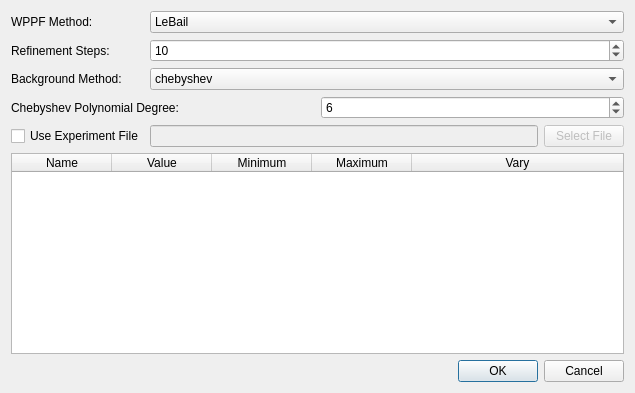
Qt form hexrd/ui/resources/ui/wppf_options_dialog.ui (HEXRD/hexrdgui) before a commit.
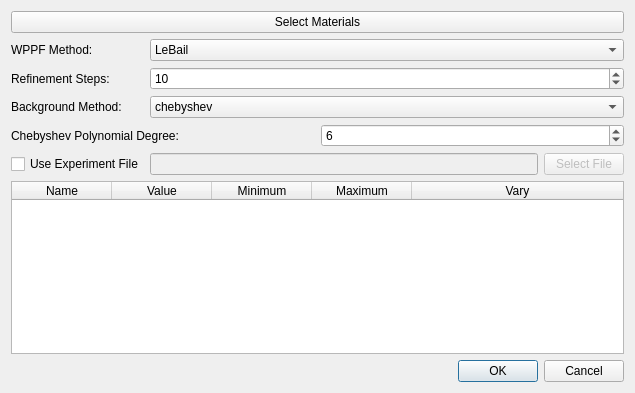
The same form after that commit.

Commit message:
Add ability to select materials for WPPF
This adds a button the WPPF options dialog that will pop up a dialog
where the user can select which materials to use for WPPF.

Only materials with powder overlays can be used. Materials that are
both visible and have powder overlays are selected by default. Materials
that have powder overlays but are not visible can be selected in the
dialog.

These materials then get passed on to WPPF. Previously, only the currently
selected material was passed to WPPF. Multiple materials can now be passed.

Patch:
```diff
--- a/hexrd/ui/resources/ui/wppf_options_dialog.ui
+++ b/hexrd/ui/resources/ui/wppf_options_dialog.ui
@@ -11,24 +11,7 @@
    </rect>
   </property>
   <layout class="QGridLayout" name="gridLayout_2">
-   <item row="4" column="2">
-    <widget class="QPushButton" name="select_experiment_file_button">
-     <property name="enabled">
-      <bool>false</bool>
-     </property>
-     <property name="text">
-      <string>Select File</string>
-     </property>
-    </widget>
-   </item>
-   <item row="0" column="0">
-    <widget class="QLabel" name="wppf_method_label">
-     <property name="text">
-      <string>WPPF Method:</string>
-     </property>
-    </widget>
-   </item>
-   <item row="7" column="0" colspan="3">
+   <item row="8" column="0" colspan="3">
     <widget class="QDialogButtonBox" name="button_box">
      <property name="standardButtons">
       <set>QDialogButtonBox::Cancel|QDialogButtonBox::Ok</set>
@@ -38,7 +21,7 @@
      </property>
     </widget>
    </item>
-   <item row="2" column="1" colspan="2">
+   <item row="3" column="1" colspan="2">
     <widget class="QComboBox" name="background_method">
      <item>
       <property name="text">
@@ -52,7 +35,7 @@
      </item>
     </widget>
    </item>
-   <item row="0" column="1" colspan="2">
+   <item row="1" column="1" colspan="2">
     <widget class="QComboBox" name="wppf_method">
      <item>
       <property name="text">
@@ -66,59 +49,27 @@
      </item>
     </widget>
    </item>
-   <item row="4" column="1">
-    <widget class="QLineEdit" name="experiment_file">
-     <property name="enabled">
-      <bool>false</bool>
+   <item row="2" column="1" colspan="2">
+    <widget class="QSpinBox" name="refinement_steps">
+     <property name="minimum">
+      <number>1</number>
      </property>
-     <property name="text">
-      <string/>
+     <property name="maximum">
+      <number>10000000</number>
+     </property>
+     <property name="value">
+      <number>10</number>
      </property>
     </widget>
    </item>
    <item row="2" column="0">
-    <widget class="QLabel" name="background_method_label">
+    <widget class="QLabel" name="refinement_steps_label">
      <property name="text">
-      <string>Background Method:</string>
+      <string>Refinement Steps:</string>
      </property>
     </widget>
    </item>
-   <item row="6" column="0" colspan="3">
-    <widget class="QTableWidget" name="table">
-     <property name="editTriggers">
-      <set>QAbstractItemView::NoEditTriggers</set>
-     </property>
-     <attribute name="horizontalHeaderStretchLastSection">
-      <bool>true</bool>
-     </attribute>
-     <column>
-      <property name="text">
-       <string>Name</string>
-      </property>
-     </column>
-     <column>
-      <property name="text">
-       <string>Value</string>
-      </property>
-     </column>
-     <column>
-      <property name="text">
-       <string>Minimum</string>
-      </property>
-     </column>
-     <column>
-      <property name="text">
-       <string>Maximum</string>
-      </property>
-     </column>
-     <column>
-      <property name="text">
-       <string>Vary</string>
-      </property>
-     </column>
-    </widget>
-   </item>
-   <item row="3" column="0" colspan="3">
+   <item row="4" column="0" colspan="3">
     <layout class="QGridLayout" name="background_method_parameters_layout">
      <item row="1" column="0">
       <widget class="QLabel" name="chebyshev_polynomial_degree_label">
@@ -142,33 +93,92 @@
      </item>
     </layout>
    </item>
-   <item row="1" column="0">
-    <widget class="QLabel" name="refinement_steps_label">
+   <item row="5" column="2">
+    <widget class="QPushButton" name="select_experiment_file_button">
+     <property name="enabled">
+      <bool>false</bool>
+     </property>
      <property name="text">
-      <string>Refinement Steps:</string>
+      <string>Select File</string>
      </property>
     </widget>
    </item>
-   <item row="1" column="1" colspan="2">
-    <widget class="QSpinBox" name="refinement_steps">
-     <property name="minimum">
-      <number>1</number>
-     </property>
-     <property name="maximum">
-      <number>10000000</number>
-     </property>
-     <property name="value">
-      <number>10</number>
-     </property>
-    </widget>
-   </item>
-   <item row="4" column="0">
+   <item row="5" column="0">
     <widget class="QCheckBox" name="use_experiment_file">
      <property name="text">
       <string>Use Experiment File</string>
      </property>
     </widget>
    </item>
+   <item row="1" column="0">
+    <widget class="QLabel" name="wppf_method_label">
+     <property name="text">
+      <string>WPPF Method:</string>
+     </property>
+    </widget>
+   </item>
+   <item row="5" column="1">
+    <widget class="QLineEdit" name="experiment_file">
+     <property name="enabled">
+      <bool>false</bool>
+     </property>
+     <property name="text">
+      <string/>
+     </property>
+    </widget>
+   </item>
+   <item row="3" column="0">
+    <widget class="QLabel" name="background_method_label">
+     <property name="text">
+      <string>Background Method:</string>
+     </property>
+    </widget>
+   </item>
+   <item row="7" column="0" colspan="3">
+    <widget class="QTableWidget" name="table">
+     <property name="editTriggers">
+      <set>QAbstractItemView::NoEditTriggers</set>
+     </property>
+     <attribute name="horizontalHeaderStretchLastSection">
+      <bool>true</bool>
+     </attribute>
+     <column>
+      <property name="text">
+       <string>Name</string>
+      </property>
+     </column>
+     <column>
+      <property name="text">
+       <string>Value</string>
+      </property>
+     </column>
+     <column>
+      <property name="text">
+       <string>Minimum</string>
+      </property>
+     </column>
+     <column>
+      <property name="text">
+       <string>Maximum</string>
+      </property>
+     </column>
+     <column>
+      <property name="text">
+       <string>Vary</string>
+      </property>
+     </column>
+    </widget>
+   </item>
+   <item row="0" column="0" colspan="3">
+    <widget class="QPushButton" name="select_materials_button">
+     <property name="toolTip">
+      <string>&lt;html&gt;&lt;head/&gt;&lt;body&gt;&lt;p&gt;Only materials with powder overlays can be selected&lt;/p&gt;&lt;/body&gt;&lt;/html&gt;</string>
+     </property>
+     <property name="text">
+      <string>Select Materials</string>
+     </property>
+    </widget>
+   </item>
   </layout>
  </widget>
  <tabstops>
```
Left out of the diff: 1 changed line with no effect on the pictures. The commit also changes 3 other files.
